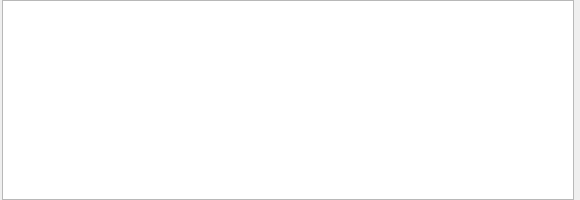
Old version of the form Structure/Pages/Section_Mod_Statistics_Classification.ui in the repository Looking4Git/Starfield_LOH.
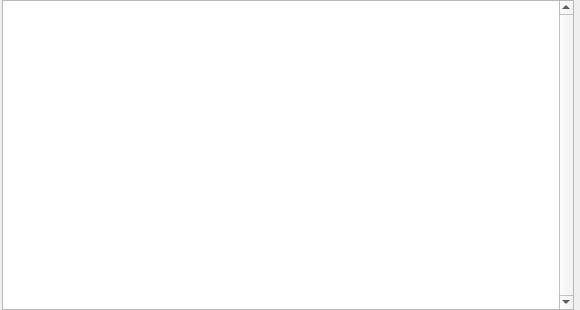
New version of the form.

```diff
--- a/Structure/Pages/Section_Mod_Statistics_Classification.ui
+++ b/Structure/Pages/Section_Mod_Statistics_Classification.ui
@@ -7,7 +7,7 @@
     <x>0</x>
     <y>0</y>
     <width>580</width>
-    <height>200</height>
+    <height>310</height>
    </rect>
   </property>
   <layout class="QVBoxLayout" name="main_layout">
@@ -28,8 +28,14 @@
    </property>
    <item>
     <widget class="QTableView" name="table_classification">
+     <property name="minimumSize">
+      <size>
+       <width>0</width>
+       <height>308</height>
+      </size>
+     </property>
      <property name="verticalScrollBarPolicy">
-      <enum>Qt::ScrollBarPolicy::ScrollBarAlwaysOff</enum>
+      <enum>Qt::ScrollBarPolicy::ScrollBarAlwaysOn</enum>
      </property>
      <property name="horizontalScrollBarPolicy">
       <enum>Qt::ScrollBarPolicy::ScrollBarAsNeeded</enum>
```
